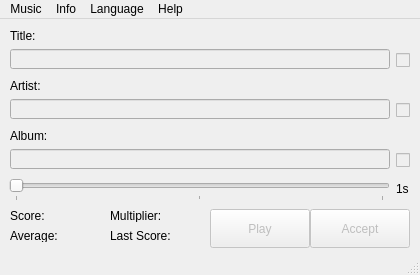
Before: the Qt Designer form res/musec.ui in Mystler/Musec, drawn with Qt 5.
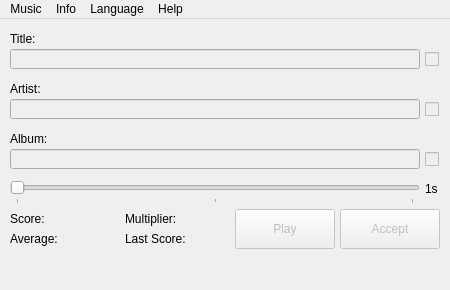
After: the same form once the commit is applied. Icons and pictures are not drawn.

Commit message: Small changes to UI and source structure

```diff
--- a/res/musec.ui
+++ b/res/musec.ui
@@ -6,8 +6,8 @@
    <rect>
     <x>0</x>
     <y>0</y>
-    <width>420</width>
-    <height>275</height>
+    <width>450</width>
+    <height>290</height>
    </rect>
   </property>
   <property name="sizePolicy">
@@ -18,14 +18,14 @@
   </property>
   <property name="minimumSize">
    <size>
-    <width>420</width>
-    <height>275</height>
+    <width>450</width>
+    <height>290</height>
    </size>
   </property>
   <property name="maximumSize">
    <size>
-    <width>420</width>
-    <height>275</height>
+    <width>450</width>
+    <height>290</height>
    </size>
   </property>
   <property name="focusPolicy">
@@ -48,10 +48,10 @@
     </property>
     <property name="geometry">
      <rect>
-      <x>210</x>
+      <x>235</x>
       <y>190</y>
       <width>100</width>
-      <height>39</height>
+      <height>40</height>
      </rect>
     </property>
     <property name="text">
@@ -64,10 +64,10 @@
     </property>
     <property name="geometry">
      <rect>
-      <x>396</x>
-      <y>34</y>
-      <width>14</width>
-      <height>14</height>
+      <x>425</x>
+      <y>30</y>
+      <width>15</width>
+      <height>20</height>
      </rect>
     </property>
     <property name="text">
@@ -82,8 +82,8 @@
      <rect>
       <x>10</x>
       <y>110</y>
-      <width>400</width>
-      <height>13</height>
+      <width>410</width>
+      <height>20</height>
      </rect>
     </property>
     <property name="text">
@@ -96,10 +96,10 @@
     </property>
     <property name="geometry">
      <rect>
-      <x>396</x>
-      <y>134</y>
-      <width>14</width>
-      <height>14</height>
+      <x>425</x>
+      <y>130</y>
+      <width>15</width>
+      <height>20</height>
      </rect>
     </property>
     <property name="text">
@@ -114,8 +114,8 @@
      <rect>
       <x>10</x>
       <y>10</y>
-      <width>400</width>
-      <height>13</height>
+      <width>410</width>
+      <height>20</height>
      </rect>
     </property>
     <property name="text">
@@ -130,7 +130,7 @@
      <rect>
       <x>10</x>
       <y>130</y>
-      <width>380</width>
+      <width>410</width>
       <height>20</height>
      </rect>
     </property>
@@ -141,10 +141,10 @@
     </property>
     <property name="geometry">
      <rect>
-      <x>310</x>
+      <x>340</x>
       <y>190</y>
       <width>100</width>
-      <height>39</height>
+      <height>40</height>
      </rect>
     </property>
     <property name="text">
@@ -156,8 +156,8 @@
      <rect>
       <x>10</x>
       <y>60</y>
-      <width>400</width>
-      <height>13</height>
+      <width>410</width>
+      <height>20</height>
      </rect>
     </property>
     <property name="text">
@@ -170,10 +170,10 @@
     </property>
     <property name="geometry">
      <rect>
-      <x>396</x>
-      <y>84</y>
-      <width>14</width>
-      <height>14</height>
+      <x>425</x>
+      <y>80</y>
+      <width>15</width>
+      <height>20</height>
      </rect>
     </property>
     <property name="text">
@@ -191,7 +191,7 @@
      <rect>
       <x>10</x>
       <y>30</y>
-      <width>380</width>
+      <width>410</width>
       <height>20</height>
      </rect>
     </property>
@@ -201,8 +201,8 @@
      <rect>
       <x>10</x>
       <y>190</y>
-      <width>90</width>
-      <height>13</height>
+      <width>110</width>
+      <height>20</height>
      </rect>
     </property>
     <property name="text">
@@ -217,7 +217,7 @@
      <rect>
       <x>10</x>
       <y>80</y>
-      <width>380</width>
+      <width>410</width>
       <height>20</height>
      </rect>
     </property>
@@ -227,8 +227,8 @@
      <rect>
       <x>10</x>
       <y>210</y>
-      <width>90</width>
-      <height>13</height>
+      <width>110</width>
+      <height>20</height>
      </rect>
     </property>
     <property name="text">
@@ -238,10 +238,10 @@
    <widget class="QSlider" name="slDifficulty">
     <property name="geometry">
      <rect>
-      <x>9</x>
+      <x>10</x>
       <y>160</y>
-      <width>381</width>
-      <height>22</height>
+      <width>410</width>
+      <height>25</height>
      </rect>
     </property>
     <property name="minimum">
@@ -266,10 +266,10 @@
    <widget class="QLabel" name="lblDifficulty">
     <property name="geometry">
      <rect>
-      <x>396</x>
-      <y>163</y>
-      <width>14</width>
-      <height>13</height>
+      <x>425</x>
+      <y>160</y>
+      <width>15</width>
+      <height>20</height>
      </rect>
     </property>
     <property name="text">
@@ -279,10 +279,10 @@
    <widget class="QLabel" name="lblMultiplier">
     <property name="geometry">
      <rect>
-      <x>110</x>
+      <x>125</x>
       <y>190</y>
-      <width>90</width>
-      <height>13</height>
+      <width>110</width>
+      <height>20</height>
      </rect>
     </property>
     <property name="text">
@@ -292,10 +292,10 @@
    <widget class="QLabel" name="lblLast">
     <property name="geometry">
      <rect>
-      <x>110</x>
+      <x>125</x>
       <y>210</y>
-      <width>90</width>
-      <height>13</height>
+      <width>110</width>
+      <height>20</height>
      </rect>
     </property>
     <property name="text">
@@ -308,7 +308,7 @@
     <rect>
      <x>0</x>
      <y>0</y>
-     <width>420</width>
+     <width>450</width>
      <height>21</height>
     </rect>
    </property>
@@ -349,6 +349,9 @@
    <property name="enabled">
     <bool>true</bool>
    </property>
+   <property name="sizeGripEnabled">
+    <bool>false</bool>
+   </property>
   </widget>
   <action name="actAddDir">
    <property name="text">
```
Left out of the diff: 1 changed line with no effect on the pictures. The commit also changes 4 other files.
